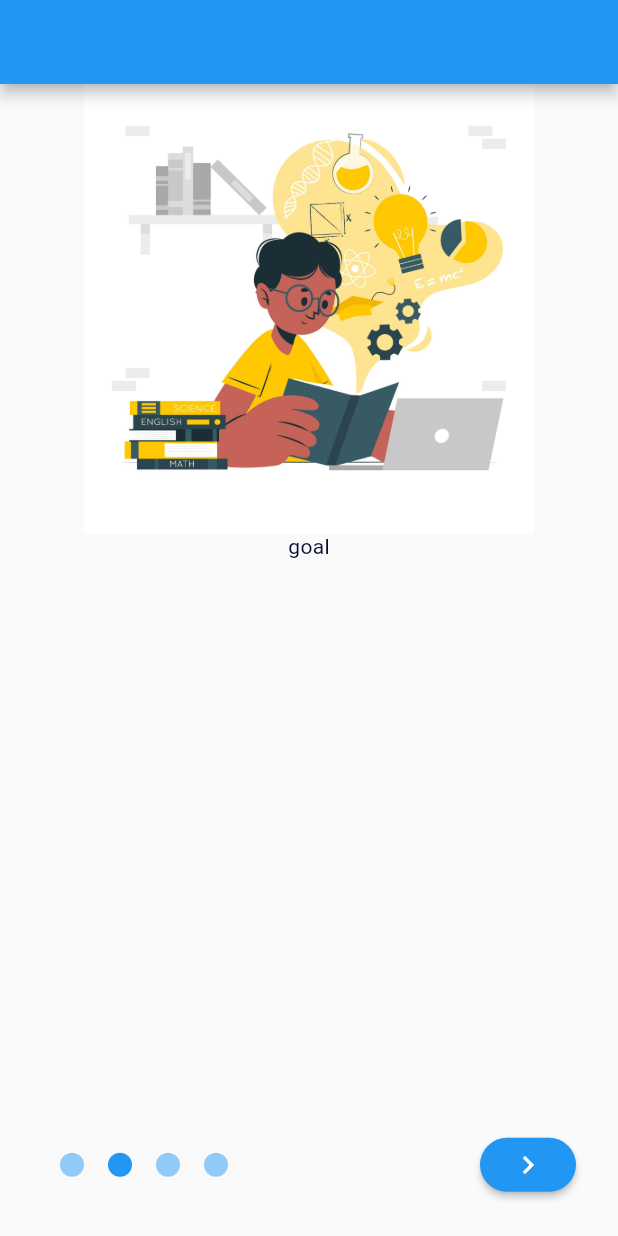
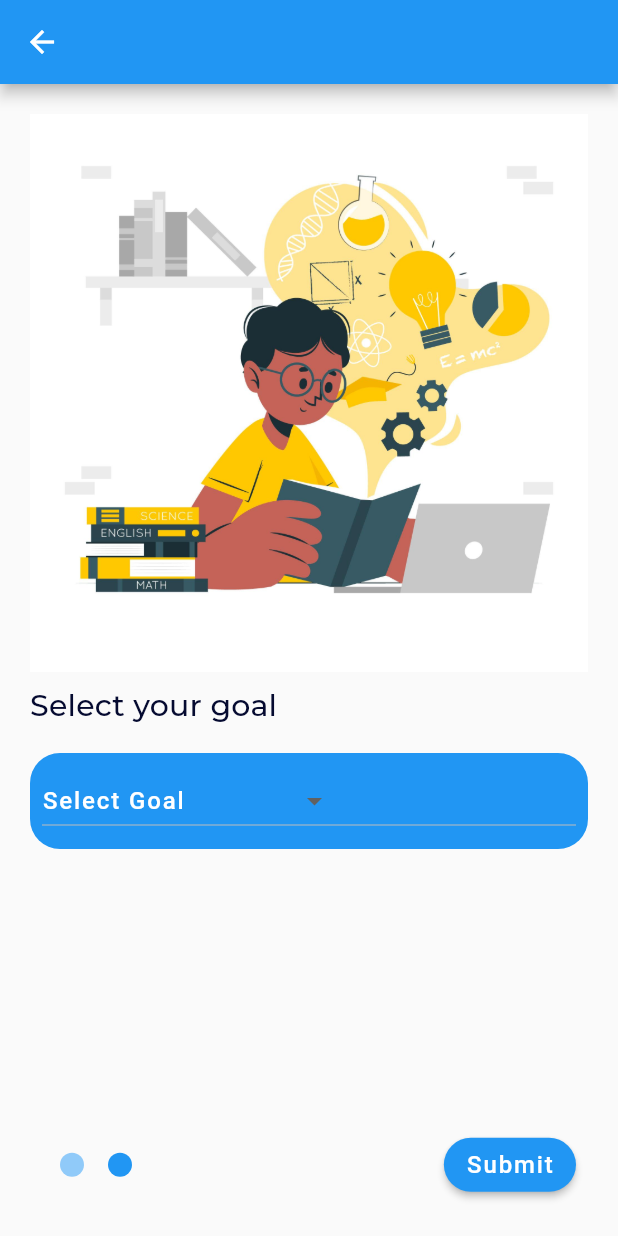
Before and after one commit to Melsaeed276/cay, a Flutter app: the IntroScreen screen opened directly, after a tap on the "navigate next" icon, on a phone screen of 412 x 824 dp. Run offline on Flutter 3.47's test engine with Material 2 defaults, Android fonts, the light colour scheme and no system bars; drawn by our look-alikes of smooth_page_indicator; our stand-ins replace cloud_firestore, firebase_auth, firebase_core, google_fonts; accounts and stored records are empty.

Commit message:
adding some things

```diff
--- a/lib/model/user.dart
+++ b/lib/model/user.dart
@@ -4,13 +4,16 @@ enum userType {
   mentor,
 }
 
-class User {
-  User({
+class UserModel {
+  UserModel({
     required this.uID,
+    this.goalID,
+    this.type,
+    this.name,
   });
   final String uID;
   String? name;
-  userType? type;
+  String? type;
   String? goalID; // only for the user userType
   // only for the user and Mentor userType
   //List<String>? mentorsIDList; // only for the user userType
--- a/lib/view/info_page/info_pages.dart
+++ /dev/null
@@ -1,23 +0,0 @@
-import 'package:flutter/material.dart';
-
-class InfoPages extends StatelessWidget {
-  const InfoPages({Key? key, required this.name}) : super(key: key);
-  final String name;
-  @override
-  Widget build(BuildContext context) {
-    return Container(
-      color: Theme.of(context).scaffoldBackgroundColor,
-      child: Column(
-        children: [
-          SizedBox(
-            height: 300,
-            width: 300,
-            child: Image.asset('assets/info/info1.jpg'),
-          ),
-          Text(name),
-
-        ],
-      ),
-    );
-  }
-}
--- a/lib/view/info_page/info_screen.dart
+++ b/lib/view/info_page/info_screen.dart
@@ -1,11 +1,13 @@
 import 'package:cay_platform/services/auth_service/auth_service.dart';
+import 'package:cay_platform/services/user/user_servises.dart';
+import 'package:cay_platform/view/info_page/user_info_pages/user_info.dart';
 import 'package:flutter/material.dart';
 import 'package:flutter/painting.dart';
 import 'package:smooth_page_indicator/smooth_page_indicator.dart';
 
 import '../../model/user.dart';
 import '../../theme/theme.dart';
-import 'info_pages.dart';
+import 'user_info_pages/goal.dart';
 
 class IntroScreen extends StatefulWidget {
   const IntroScreen({Key? key}) : super(key: key);
@@ -19,25 +21,30 @@ class _IntroScreenState extends State<IntroScreen>
   late final PageController _pageController;
   int pageCounter = 0;
   bool isLast = false;
-  late User user;
+  late UserModel? user;
   final AuthService _authService = AuthService();
+  final UserServices _userServices = UserServices();
+
+  //contollers
+  late TextEditingController userName;
+  late TextEditingController userID;
+  late TextEditingController userType;
+  late TextEditingController userGoal;
+  final pagesLength = 2;
 
   @override
   void initState() {
     _pageController = PageController();
     if (_authService.getUser() != null) {
-      user = User(uID: _authService.getUser()!.uid);
+      user = UserModel(uID: _authService.getUser()!.uid);
     }
+    userName = TextEditingController();
+    userID = TextEditingController();
+    userType = TextEditingController();
+    userGoal = TextEditingController();
 
     super.initState();
   }
-
-  final pages = [
-    "User info",
-    "goal",
-    "trainings",
-    'view',
-  ];
 
   @override
   void dispose() {
@@ -56,7 +63,7 @@ class _IntroScreenState extends State<IntroScreen>
           controller: _pageController,
           onPageChanged: (index) {
             setState(() {
-              if (index == pages.length - 1) {
+              if (index == pagesLength - 1) {
                 isLast = true;
               } else {
                 isLast = false;
@@ -64,10 +71,16 @@ class _IntroScreenState extends State<IntroScreen>
             });
           },
           children: [
-            for (final tab in pages)
-              InfoPages(
-                name: tab,
-              ),
+            UserInfoPage(
+              userName: userName,
+              userTypeController: userType,
+            ),
+            SelectGoal(
+              goalController: userGoal,
+            ),
+            // ViewInfo(
+            //   userInfo: user,
+            // ),
           ],
         ),
       ),
@@ -83,14 +96,14 @@ class _IntroScreenState extends State<IntroScreen>
             Center(
               child: SmoothPageIndicator(
                 controller: _pageController,
-                count: pages.length,
+                count: pagesLength,
                 onDotClicked: (index) {
                   _pageController.animateToPage(
                     index,
                     duration: const Duration(milliseconds: 500),
                     curve: Curves.easeInOut,
                   );
-                  if (index == pages.length - 1) {
+                  if (index == pagesLength - 1) {
                     setState(() {
                       isLast = true;
                     });
@@ -110,8 +123,26 @@ class _IntroScreenState extends State<IntroScreen>
               padding: const EdgeInsets.all(8.0),
               child: ElevatedButton(
                 onPressed: () {
-                  if (_pageController.page!.round() == pages.length - 1) {
-                    print('is last');
+                  if (_pageController.page!.round() == pagesLength - 1) {
+                    if (userName.text.isNotEmpty &&
+                        userID.text.isNotEmpty &&
+                        userGoal.text.isNotEmpty &&
+                        userType.text.isNotEmpty) {
+                      try {
+                        _userServices.addUser(
+                            UserModel(
+                              uID: _authService.getUser()!.uid,
+                              goalID: userGoal.text,
+                              name: userName.text,
+                              type: userType.text,
+                            ),
+                            context);
+                      } catch (e) {
+                        print(e.toString());
+                      }
+                    } else {
+                      print('not working');
+                    }
                   } else {
                     _pageController.nextPage(
                       duration: const Duration(milliseconds: 500),
--- /dev/null
+++ b/lib/view/info_page/user_info_pages/goal.dart
@@ -0,0 +1,74 @@
+import 'package:flutter/cupertino.dart';
+import 'package:flutter/material.dart';
+
+class SelectGoal extends StatefulWidget {
+  const SelectGoal({Key? key, this.goalController}) : super(key: key);
+  final TextEditingController? goalController;
+
+  @override
+  State<SelectGoal> createState() => _SelectGoalState();
+}
+
+class _SelectGoalState extends State<SelectGoal> {
+  String dropdownValue = 'Select Goal';
+  @override
+  Widget build(BuildContext context) {
+    final info = MediaQuery.of(context);
+    return Container(
+      color: Theme.of(context).scaffoldBackgroundColor,
+      margin: const EdgeInsets.symmetric(horizontal: 20, vertical: 20),
+      child: Column(
+        crossAxisAlignment: CrossAxisAlignment.start,
+        children: [
+          Center(
+            child: Image.asset('assets/info/info1.jpg'),
+          ),
+          const SizedBox(height: 10),
+          Text(
+            'Select your goal',
+            style: Theme.of(context).textTheme.headline6,
+          ),
+          const SizedBox(
+            height: 20,
+          ),
+          SizedBox(
+            width: info.size.width,
+            child: Container(
+              decoration: BoxDecoration(
+                color: Colors.blue,
+                borderRadius: BorderRadius.circular(20),
+              ),
+              child: Padding(
+                padding: const EdgeInsets.all(8.0),
+                child: DropdownButton<String>(
+                  value: dropdownValue,
+                  icon: null,
+                  elevation: 16,
+                  style: Theme.of(context).textTheme.button,
+                  underline: null,
+                  dropdownColor: Colors.blue,
+                  onChanged: (String? newValue) {
+                    setState(() {
+                      dropdownValue = newValue!;
+                    });
+                  },
+                  items: <String>[
+                    'Select Goal',
+                    'Mobile Development',
+                    'Web Development',
+                    'Data Analysis'
+                  ].map<DropdownMenuItem<String>>((String value) {
+                    return DropdownMenuItem<String>(
+                      value: value,
+                      child: Text(value),
+                    );
+                  }).toList(),
+                ),
+              ),
+            ),
+          )
+        ],
+      ),
+    );
+  }
+}
--- /dev/null
+++ b/lib/view/info_page/user_info_pages/user_info.dart
@@ -0,0 +1,95 @@
+import 'package:cay_platform/model/user.dart';
+import 'package:flutter/material.dart';
+
+import '../../../theme/theme.dart';
+
+class UserInfoPage extends StatefulWidget {
+  UserInfoPage(
+      {Key? key, required this.userName, required this.userTypeController})
+      : super(key: key);
+  TextEditingController userName;
+  TextEditingController userTypeController;
+
+  @override
+  _UserInfoPageState createState() => _UserInfoPageState();
+}
+
+class _UserInfoPageState extends State<UserInfoPage> {
+  String dropdownValue = 'User';
+
+  List<userType> type = [
+    userType.user,
+    userType.company,
+    userType.mentor,
+  ];
+
+  @override
+  Widget build(BuildContext context) {
+    final info = MediaQuery.of(context);
+    return Container(
+      margin: const EdgeInsets.symmetric(
+        vertical: 30,
+        horizontal: 20,
+      ),
+      child: Column(
+        mainAxisAlignment: MainAxisAlignment.spaceAround,
+        children: [
+          Text(
+            'Name, Surname',
+            style: Theme.of(context).textTheme.headline6,
+          ),
+          TextFormField(
+            controller: widget.userName,
+            decoration: textFormFieldDecoration(
+              context: context,
+              borderRadius: 20,
+              label: 'Name',
+              hint: 'Enter your Name',
+            ),
+          ),
+          Text(
+            'Enter the user type that you are going to do',
+            style: Theme.of(context).textTheme.headline6,
+          ),
+          SizedBox(
+            width: info.size.width,
+            child: Container(
+              decoration: BoxDecoration(
+                color: Colors.blue,
+                borderRadius: BorderRadius.circular(20),
+              ),
+              child: Padding(
+                padding: const EdgeInsets.all(8.0),
+                child: DropdownButton<String>(
+                  value: dropdownValue,
+                  icon: const SizedBox(),
+                  elevation: 0,
+                  style: Theme.of(context).textTheme.button,
+                  alignment: AlignmentDirectional.center,
+                  underline: const SizedBox(),
+                  dropdownColor: Colors.blue,
+                  onChanged: (String? newValue) {
+                    setState(() {
+                      dropdownValue = newValue!;
+                      widget.userTypeController.text = newValue;
+                    });
+                  },
+                  items: <String>[
+                    'User',
+                    'Company',
+                    'Mentor',
+                  ].map<DropdownMenuItem<String>>((String value) {
+                    return DropdownMenuItem<String>(
+                      value: value,
+                      child: Text(value),
+                    );
+                  }).toList(),
+                ),
+              ),
+            ),
+          )
+        ],
+      ),
+    );
+  }
+}
--- a/pubspec.yaml
+++ b/pubspec.yaml
@@ -27,6 +27,7 @@ environment:
 # the latest version available on pub.dev. To see which dependencies have newer
 # versions available, run `flutter pub outdated`.
 dependencies:
+  cloud_firestore: ^3.1.8
   cupertino_icons: ^1.0.2
   firebase_analytics: ^9.1.0
   firebase_auth: ^3.3.7
```
Also changed, not shown: lib/app.dart (+4 -3 lines), lib/model/goals.dart (added, +13 -0 lines), lib/services/user/user_servises.dart (added, +34 -0 lines), lib/view/authentication_view/sign_in/forget_password.dart (+9 -8 lines), lib/view/authentication_view/sign_in/sign_in.dart (+11 -10 lines), lib/view/authentication_view/sign_up/sign_up.dart (+12 -12 lines), lib/view/info_page/user_info_pages/select_training.dart (added, +15 -0 lines), lib/view/info_page/user_info_pages/view_user_info.dart (added, +16 -0 lines), pubspec.lock, 1 other file.
